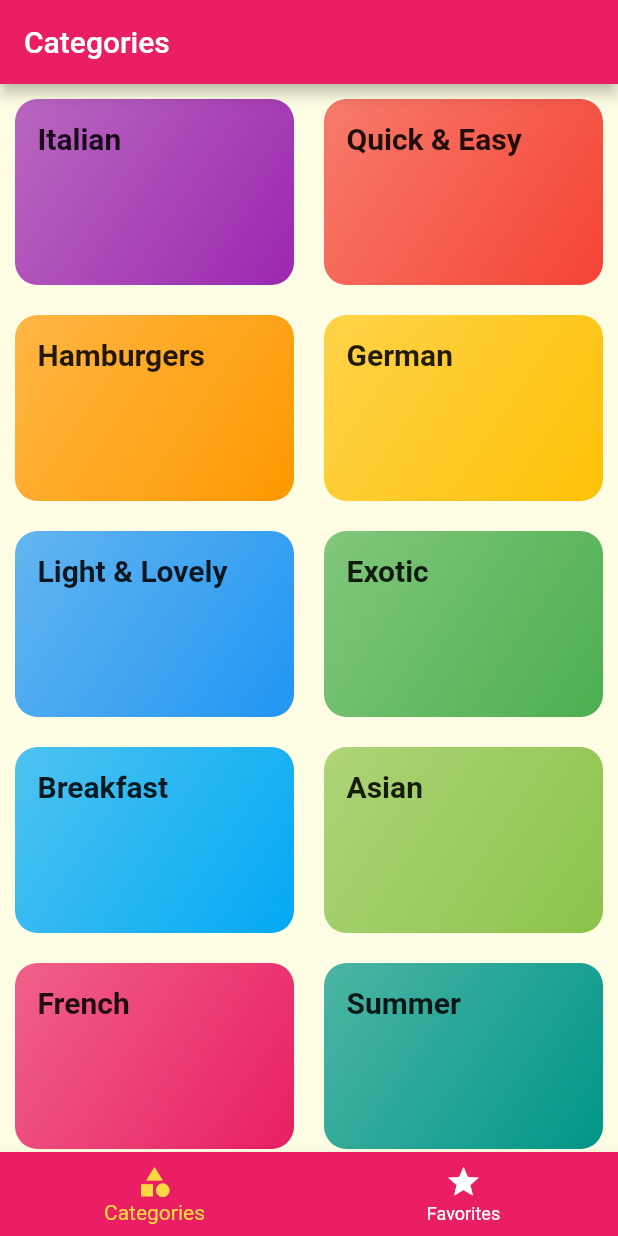
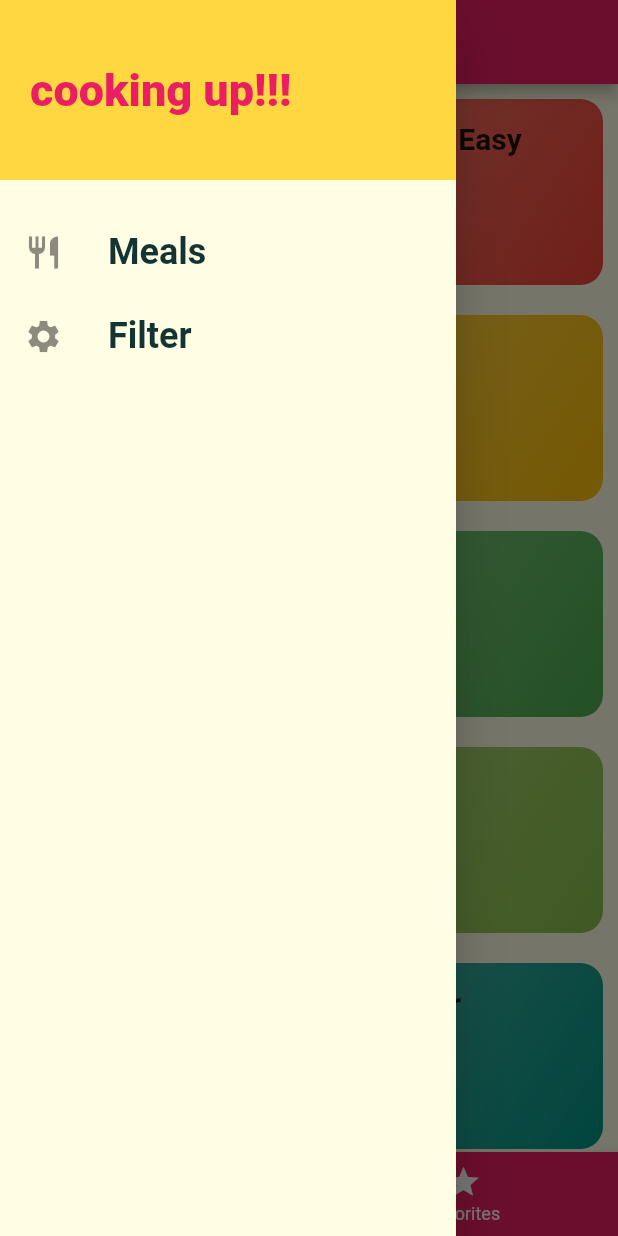
Before and after one commit to Gilles00/shibi_mobile_app, a Flutter app: the screen it shows after launch, with the side drawer open (before the commit the screen has no drawer), on a phone screen of 412 x 824 dp. Run offline on Flutter 3.47's test engine with Material 2 defaults, Android fonts, the phone set to English and light mode, and no system bars; Roboto replaces fonts that are missing (RobotoCondesed, RobotoConensed).

Commit message:
feature(side-bar):creating a sidebar for easy navigation

```diff
--- a/lib/main.dart
+++ b/lib/main.dart
@@ -1,4 +1,5 @@
 import 'package:flutter/material.dart';
+import './screens/filter_screen.dart';
 import './screens/tabs_screen.dart';
 import './screens/meal_detail_screen.dart';
 import './screens/category_meals_screen.dart';
@@ -35,7 +36,8 @@ class MyApp extends StatelessWidget {
       routes: {
         '/': (ctx) => TabsScreen(),
         CategoryMealsScreen.routeName: (ctx) => CategoryMealsScreen(),
-        MealDetailScreen.routeName: (ctx) => MealDetailScreen()
+        MealDetailScreen.routeName: (ctx) => MealDetailScreen(),
+        FiltersScreen.routeName: (ctx) => FiltersScreen(),
       },
       /* onGenerateRoute: (settings) {
         print(settings.arguments);
--- /dev/null
+++ b/lib/screens/filter_screen.dart
@@ -0,0 +1,10 @@
+import 'package:flutter/material.dart';
+
+class FiltersScreen extends StatelessWidget {
+  static const routeName = '/filters';
+
+   @override
+  Widget build(BuildContext context) {
+    return Center(child: Text('Filters!!!'));
+  }
+}
--- a/lib/screens/tabs_screen.dart
+++ b/lib/screens/tabs_screen.dart
@@ -1,5 +1,6 @@
 import 'package:flutter/material.dart';
-import 'package:mealapp_mobileapp/screens/categories_screen.dart';
+import '../screens/categories_screen.dart';
+import '../widgets/main_drawer.dart';
 import './favorites_screen.dart';
 import './category_meals_screen.dart';
 
@@ -36,6 +37,7 @@ class _TabsScreenState extends State<TabsScreen> {
           _pages[_selectedPageIndex]['title'],
         ),
       ),
+      drawer: MainDrawer(),
       body: _pages[_selectedPageIndex]['page'],
       bottomNavigationBar: BottomNavigationBar(
         onTap: _selectPage,
--- /dev/null
+++ b/lib/widgets/main_drawer.dart
@@ -0,0 +1,66 @@
+import 'dart:typed_data';
+
+import 'package:flutter/material.dart';
+import '../screens/filter_screen.dart';
+
+class MainDrawer extends StatelessWidget {
+  Widget buildListTile(String title, IconData icon, Function tapHandler) {
+    return ListTile(
+      leading: Icon(
+        icon,
+        size: 26,
+      ),
+      title: Text(
+        title,
+        style: TextStyle(
+          fontFamily: 'RobotoConensed',
+          fontSize: 24,
+          fontWeight: FontWeight.bold,
+        ),
+      ),
+      onTap: tapHandler,
+    );
+  }
+
+  @override
+  Widget build(BuildContext context) {
+    return Drawer(
+      child: Column(
+        children: <Widget>[
+          Container(
+            height: 120,
+            width: double.infinity,
+            padding: EdgeInsets.all(20),
+            alignment: Alignment.centerLeft,
+            color: Theme.of(context).accentColor,
+            child: Text(
+              'cooking up!!!',
+              style: TextStyle(
+                fontWeight: FontWeight.w900,
+                fontSize: 30,
+                color: Theme.of(context).primaryColor,
+              ),
+            ),
+          ),
+          SizedBox(
+            height: 20,
+          ),
+          buildListTile(
+            'Meals',
+            Icons.restaurant,
+            () {
+              Navigator.of(context).pushNamed('/');
+            },
+          ),
+          buildListTile(
+            'Filter',
+            Icons.settings,
+            () {
+              Navigator.of(context).pushNamed(FiltersScreen.routeName);
+            },
+          )
+        ],
+      ),
+    );
+  }
+}
```
